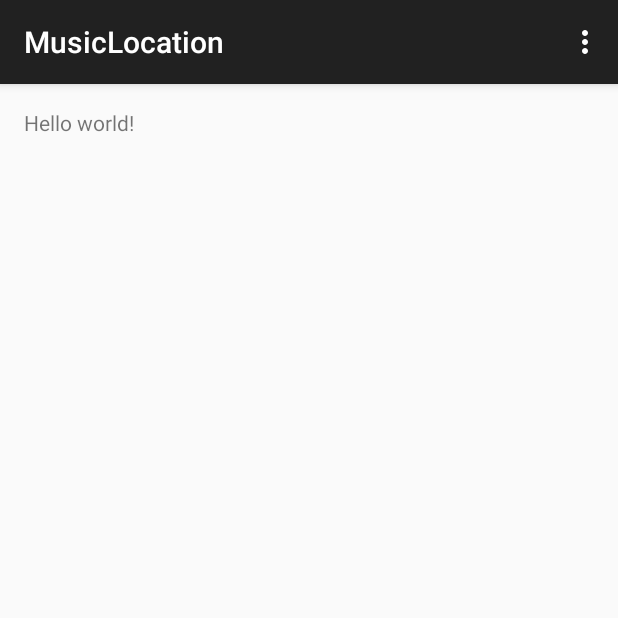
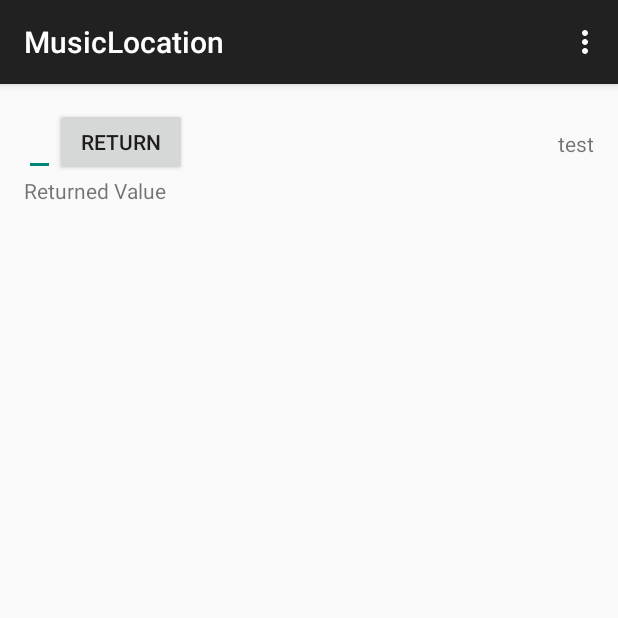
Before and after one commit to Ra1nWarden/CS4720_Mobile_Apps, an Android app: the screen it shows after launch (MainActivity), on a phone screen of 412 x 824 dp, the top half of it. Run offline under Robolectric (Android 15) with nearby library versions, the phone set to English and light mode, and no system bars.

```diff
--- a/MusicLocation/app/src/main/AndroidManifest.xml
+++ b/MusicLocation/app/src/main/AndroidManifest.xml
@@ -1,6 +1,9 @@
 <?xml version="1.0" encoding="utf-8"?>
 <manifest xmlns:android="http://schemas.android.com/apk/res/android"
     package="edu.virginia.cs.musiclocation" >
+
+    <uses-permission android:name="android.permission.ACCESS_COARSE_LOCATION"/>
+    <uses-permission android:name="android.permission.ACCESS_FINE_LOCATION" />
 
     <application
         android:allowBackup="true"
--- a/MusicLocation/app/src/main/java/edu/virginia/cs/musiclocation/MainActivity.java
+++ b/MusicLocation/app/src/main/java/edu/virginia/cs/musiclocation/MainActivity.java
@@ -1,16 +1,76 @@
 package edu.virginia.cs.musiclocation;
 
+import android.Manifest;
+import android.content.Context;
+import android.location.Location;
+import android.location.LocationListener;
+import android.location.LocationManager;
 import android.support.v7.app.AppCompatActivity;
 import android.os.Bundle;
+import android.util.Log;
 import android.view.Menu;
 import android.view.MenuItem;
+import android.view.View;
+import android.widget.Button;
+import android.widget.EditText;
+import android.widget.TextView;
 
 public class MainActivity extends AppCompatActivity {
+
+    //GPS
+    private LocationListener location;
+    private LocationManager locManager;
+
+    private TextView test;
+    private TextView returnValue;
+    private EditText editValue;
+    private Button submitValue;
 
     @Override
     protected void onCreate(Bundle savedInstanceState) {
         super.onCreate(savedInstanceState);
         setContentView(R.layout.activity_main);
+
+        submitValue=(Button) findViewById(R.id.returnInput);
+        returnValue=(TextView) findViewById(R.id.returned);
+        editValue=(EditText) findViewById(R.id.editText);
+
+        submitValue.setOnClickListener(new View.OnClickListener() {
+            @Override
+            public void onClick(View v) {
+                returnValue.setText(editValue.getText());
+            }
+        });
+
+        test=(TextView) findViewById(R.id.lat);
+        locManager=(LocationManager) this.getSystemService(Context.LOCATION_SERVICE);
+
+        location=new LocationListener() {
+            @Override
+            public void onLocationChanged(Location location) {
+                test.setText(Double.toString(location.getLatitude()));
+            }
+
+            @Override
+            public void onStatusChanged(String provider, int status, Bundle extras) {
+
+            }
+
+            @Override
+            public void onProviderEnabled(String provider) {
+
+            }
+
+            @Override
+            public void onProviderDisabled(String provider) {
+
+            }
+        };
+
+        if (checkPermission(Manifest.permission.ACCESS_COARSE_LOCATION,0,0)>=0) {
+            locManager.requestLocationUpdates(LocationManager.NETWORK_PROVIDER,100L,1.0f,location);
+        }
+
     }
 
     @Override
--- a/MusicLocation/app/src/main/res/layout/activity_main.xml
+++ b/MusicLocation/app/src/main/res/layout/activity_main.xml
@@ -5,7 +5,40 @@
     android:paddingTop="@dimen/activity_vertical_margin"
     android:paddingBottom="@dimen/activity_vertical_margin" tools:context=".MainActivity">
 
-    <TextView android:text="@string/hello_world" android:layout_width="wrap_content"
-        android:layout_height="wrap_content" />
+    <TextView
+        android:layout_width="wrap_content"
+        android:layout_height="wrap_content"
+        android:text="test"
+        android:id="@+id/lat"
+        android:layout_alignBaseline="@+id/editText"
+        android:layout_alignBottom="@+id/editText"
+        android:layout_alignParentRight="true"
+        android:layout_alignParentEnd="true" />
 
+    <EditText
+        android:layout_width="wrap_content"
+        android:layout_height="wrap_content"
+        android:id="@+id/editText"
+        android:layout_alignParentTop="true"
+        android:layout_alignParentLeft="true"
+        android:layout_alignParentStart="true" />
+
+    <Button
+        android:layout_width="wrap_content"
+        android:layout_height="wrap_content"
+        android:text="Return"
+        android:id="@+id/returnInput"
+        android:layout_toRightOf="@+id/editText"
+        android:layout_toEndOf="@+id/editText"
+        android:layout_alignParentTop="true"
+        android:layout_alignBottom="@+id/editText" />
+
+    <TextView
+        android:layout_width="wrap_content"
+        android:layout_height="wrap_content"
+        android:text="Returned Value"
+        android:id="@+id/returned"
+        android:layout_below="@+id/editText"
+        android:layout_alignParentLeft="true"
+        android:layout_alignParentStart="true" />
 </RelativeLayout>
```
